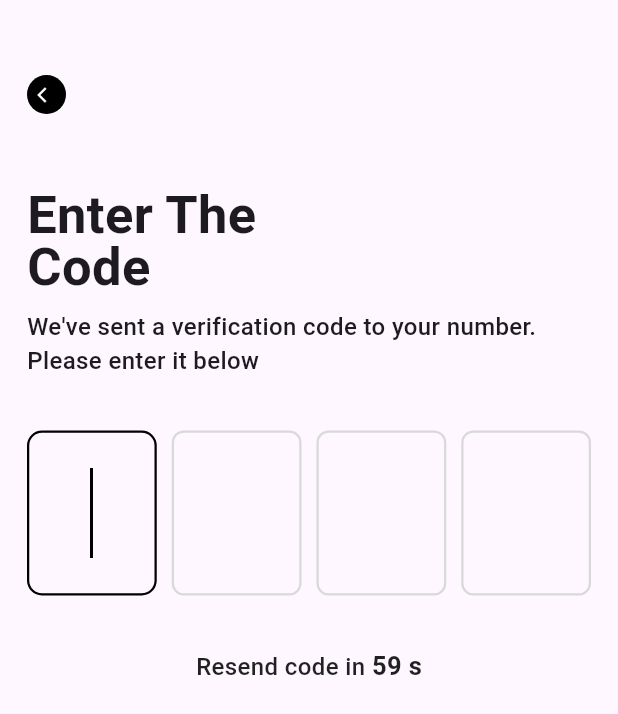
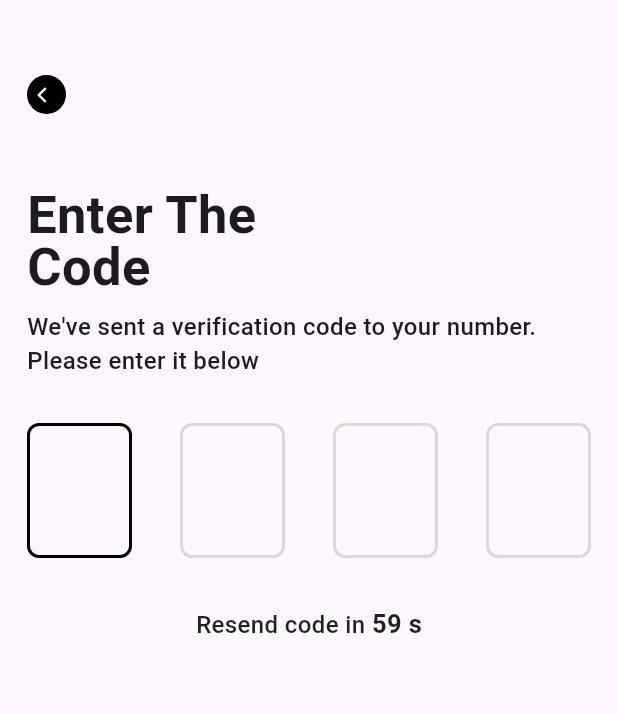
Before and after one commit to AmmaraAkbar123/Food-Store-Front, a Flutter app: the OTPScreen screen opened directly with empty values, on a phone screen of 412 x 824 dp. Shown: the top 714 px of the screen. Run offline on Flutter 3.47's test engine with Material 3 defaults, Android fonts, the phone set to English and light mode, and no system bars; drawn by our look-alikes of pin_code_fields; our stand-ins replace country_picker, custom_rating_bar, flutter_secure_storage, flutter_widget_from_html, iconsax_flutter, scroll_to_index and 1 more; missing offline and left inert: rect_getter; accounts and stored records are empty; network calls fail.

Commit message:
otp flickering fix

```diff
--- a/lib/my_app.dart
+++ b/lib/my_app.dart
@@ -5,7 +5,7 @@ import 'package:foodstorefront/services/share_pref_service.dart';
 class MyApp extends StatelessWidget {
   final Cruds cruds;
 
-  const MyApp({Key? key, required this.cruds}) : super(key: key);
+  const MyApp({super.key, required this.cruds});
 
   @override
   Widget build(BuildContext context) {
--- a/lib/screens/login and signup/otp/otp_screen.dart
+++ b/lib/screens/login and signup/otp/otp_screen.dart
@@ -1,8 +1,9 @@
 import 'dart:async';
 import 'package:flutter/material.dart';
+import 'package:pin_code_fields/pin_code_fields.dart';
+import 'package:provider/provider.dart';
 import 'package:foodstorefront/services/sign_in_auth.dart';
 import 'package:foodstorefront/utils/colors.dart';
-import 'package:provider/provider.dart';
 
 class OTPScreen extends StatefulWidget {
   final String phoneNumber;
@@ -14,39 +15,24 @@ class OTPScreen extends StatefulWidget {
 }
 
 class _OTPScreenState extends State<OTPScreen> {
-  final List<TextEditingController> otpControllers =
-      List.generate(4, (index) => TextEditingController());
-  final List<FocusNode> focusNodes = List.generate(4, (index) => FocusNode());
+  late StreamController<ErrorAnimationType> errorController;
 
   @override
   void initState() {
     super.initState();
+    errorController = StreamController<ErrorAnimationType>();
     WidgetsBinding.instance.addPostFrameCallback((_) {
-      // Delay focus request slightly
-      Future.delayed(Duration(milliseconds: 100), () {
-        focusNodes[0].requestFocus(); // Automatically focus on the first field
-      });
       Provider.of<SignInProvider>(context, listen: false).startTimer();
     });
   }
 
   @override
   void dispose() {
-    for (final controller in otpControllers) {
-      controller.dispose();
-    }
-    for (final focusNode in focusNodes) {
-      focusNode.dispose();
-    }
+    errorController.close();
     super.dispose();
   }
 
-  String _getOtp() {
-    return otpControllers.map((controller) => controller.text).join();
-  }
-
-  Future<void> _verifyOtp(BuildContext context) async {
-    final otp = _getOtp();
+  Future<void> _verifyOtp(String otp, BuildContext context) async {
     if (otp.length < 4) {
       _showCustomSnackbar(context, "Please enter the full OTP");
       return;
@@ -71,8 +57,8 @@ class _OTPScreenState extends State<OTPScreen> {
       SnackBar(
         content: Text(
           message,
-          style:
-              const TextStyle(fontWeight: FontWeight.w700, color: Colors.white),
+          style: const TextStyle(
+              fontWeight: FontWeight.w700, color: Colors.white),
         ),
         backgroundColor: Colors.red,
         behavior: SnackBarBehavior.floating,
@@ -81,64 +67,6 @@ class _OTPScreenState extends State<OTPScreen> {
         ),
         margin: const EdgeInsets.all(10),
         duration: const Duration(seconds: 3),
-      ),
-    );
-  }
-
-  Widget _buildOtpBox(int index, double boxWidth, BuildContext context) {
-    return SizedBox(
-      width: boxWidth,
-      child: Consumer<SignInProvider>(
-        builder: (context, signInProvider, child) {
-          return TextField(
-            cursorColor: MyColors.black,
-            controller: otpControllers[index],
-            focusNode: focusNodes[index],
-            maxLength: 1,
-            keyboardType: TextInputType.number,
-            textAlign: TextAlign.center,
-            style: const TextStyle(
-              fontSize: 40, // Increase the text size
-            ),
-            decoration: InputDecoration(
-              counterText: '',
-              border: OutlineInputBorder(
-                borderSide: BorderSide.none,
-              ),
-              enabledBorder: OutlineInputBorder(
-                borderSide: BorderSide(
-                  color: otpControllers[index].text.isNotEmpty
-                      ? MyColors.black // Border color when text is entered
-                      : MyColors.lightGrey, // Border color when empty
-                  width: 1.5,
-                ),
-                borderRadius: BorderRadius.circular(8.0),
-              ),
-              focusedBorder: OutlineInputBorder(
-                borderSide: const BorderSide(
-                  color: MyColors.black,
-                  width: 1.5, // Border color when focused
-                ),
-                borderRadius: BorderRadius.circular(10.0),
-              ),
-              contentPadding: const EdgeInsets.symmetric(
-                vertical: 25.0,
-              ), // Add vertical padding for height
-            ),
-            onChanged: (value) async {
-              signInProvider.updateOtp(index, value);
-              if (value.isNotEmpty && index < otpControllers.length - 1) {
-                FocusScope.of(context).requestFocus(focusNodes[index + 1]);
-              } else if (value.isEmpty && index > 0) {
-                FocusScope.of(context).requestFocus(focusNodes[index - 1]);
-              }
-
-              if (_getOtp().length == otpControllers.length) {
-                await _verifyOtp(context);
-              }
-            },
-          );
-        },
       ),
     );
   }
@@ -186,27 +114,43 @@ class _OTPScreenState extends State<OTPScreen> {
                   const Text(
                     'Enter The \nCode',
                     style: TextStyle(
-                        fontWeight: FontWeight.bold, fontSize: 35, height: 1),
+                        fontWeight: FontWeight.bold,
+                        fontSize: 35,
+                        height: 1),
                   ),
                   const SizedBox(height: 10),
                   const Text(
                     "We've sent a verification code to your number. \nPlease enter it below",
                     style: TextStyle(fontSize: 16, fontWeight: FontWeight.w500),
                   ),
-                  const SizedBox(height: 35),
-                  LayoutBuilder(
-                    builder: (context, constraints) {
-                      // Calculate the width for each OTP box
-                      double boxWidth = (constraints.maxWidth - 30) / 4;
-
-                      return Row(
-                        mainAxisAlignment: MainAxisAlignment.spaceBetween,
-                        children: List.generate(4,
-                            (index) => _buildOtpBox(index, boxWidth, context)),
-                      );
+                  const SizedBox(height: 30),
+                  PinCodeTextField(
+                    length: 4,
+                    animationType: AnimationType.fade,
+                    pinTheme: PinTheme(
+                      shape: PinCodeFieldShape.box,
+                      borderRadius: BorderRadius.circular(8),
+                      fieldHeight: 90, // Increased field height as you required
+                      fieldWidth: 70,  // Increased field width as you required
+                      activeFillColor: Colors.white,
+                      activeColor: MyColors.black,
+                      inactiveFillColor: Colors.white,
+                      inactiveColor: MyColors.lightGrey,
+                      selectedFillColor: Colors.white,
+                      selectedColor: MyColors.primary,
+                    ),
+                    keyboardType: TextInputType.number,
+                    errorAnimationController: errorController,
+                    appContext: context,
+                    autoFocus: true,
+                    onChanged: (value) {
+                      signInProvider.updateOtp(0, value);
+                    },
+                    onCompleted: (value) {
+                      _verifyOtp(value, context);
                     },
                   ),
-                  const SizedBox(height: 35),
+                  const SizedBox(height: 16),
                   Center(
                     child: GestureDetector(
                       onTap: signInProvider.start == 0
--- a/pubspec.yaml
+++ b/pubspec.yaml
@@ -46,7 +46,7 @@ dependencies:
   flutter_secure_storage: ^9.2.2
   flutter_widget_from_html: ^0.14.11
   country_picker: ^2.0.26
-  flutter_otp_text_field: ^1.1.3+2
+  pin_code_fields: ^8.0.1
 
 dev_dependencies:
   flutter_test:
```
Also changed, not shown: pubspec.lock.
